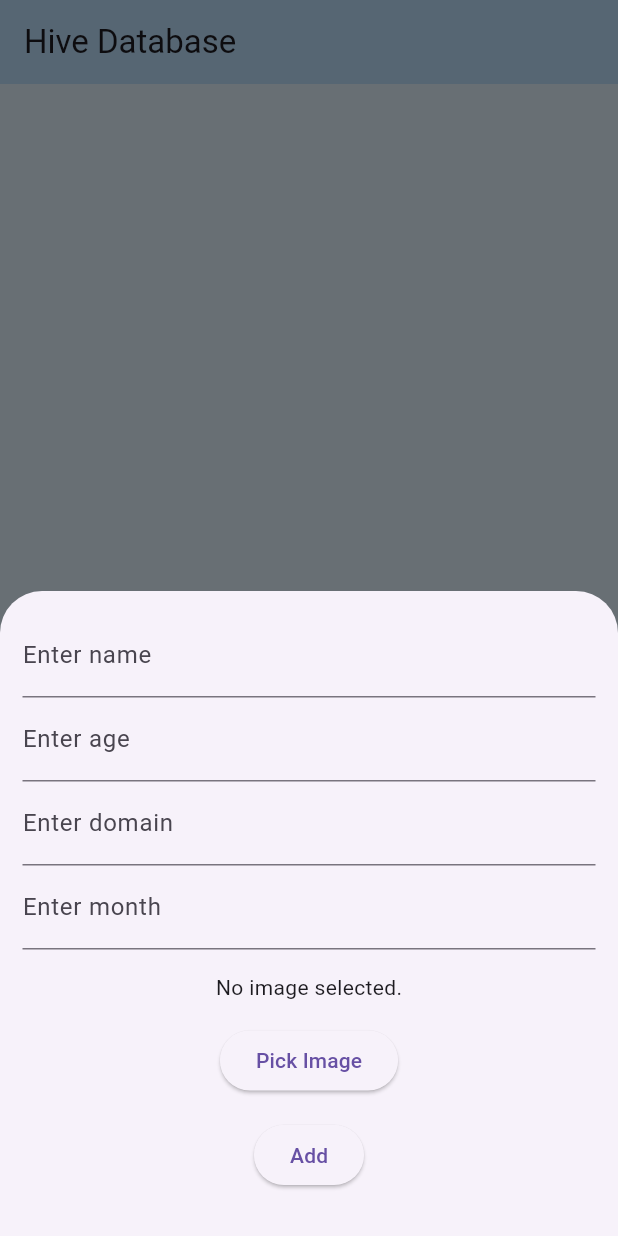
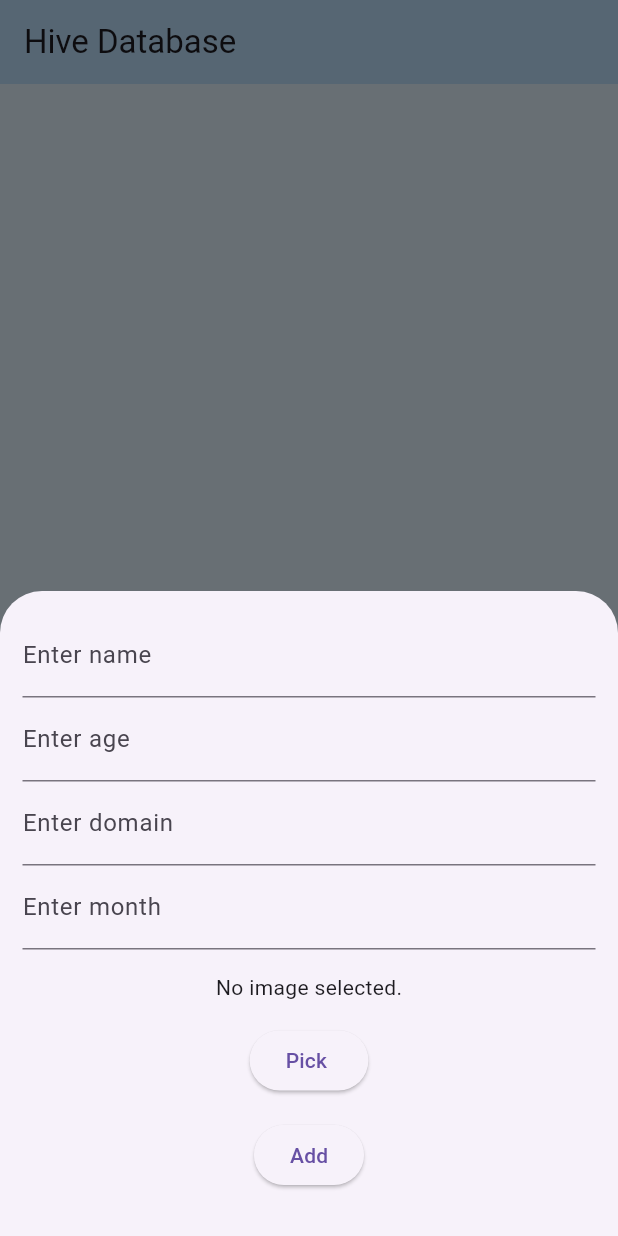
Before and after one commit to faasaal/flutter-3, a Flutter app: the screen it shows after launch, after a tap on the "add" icon, on a phone screen of 412 x 824 dp. Run offline on Flutter 3.47's test engine with Material 3 defaults, Android fonts, the phone set to English and light mode, and no system bars; our stand-ins replace hive_flutter, image_picker; accounts and stored records are empty.

Commit message:
change in delete

```diff
--- a/lib/hivedatabase.dart
+++ b/lib/hivedatabase.dart
@@ -102,7 +102,7 @@ class _HiveDatabaseFlutterState extends State<HiveDatabaseFlutter> {
               const SizedBox(height: 15),
               ElevatedButton(
                 onPressed: _pickImage,
-                child: const Text("Pick Image"),
+                child: const Text("Pick "),
               ),
               const SizedBox(height: 15),
               ElevatedButton(
@@ -163,7 +163,7 @@ class _HiveDatabaseFlutterState extends State<HiveDatabaseFlutter> {
       builder: (context) {
         return AlertDialog(
           title: const Text("Confirm Delete"),
-          content: const Text("delete this item?"),
+          content: const Text("Are you sure you want to delete this item?"),
           actions: [
             TextButton(
               onPressed: () {
```
